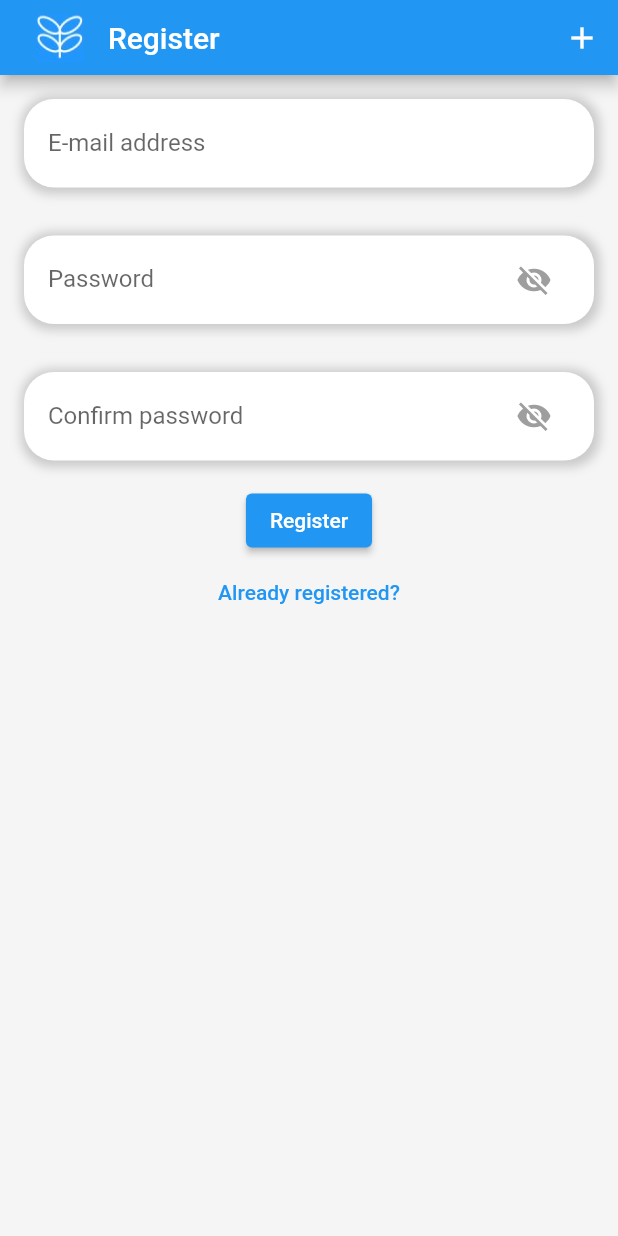
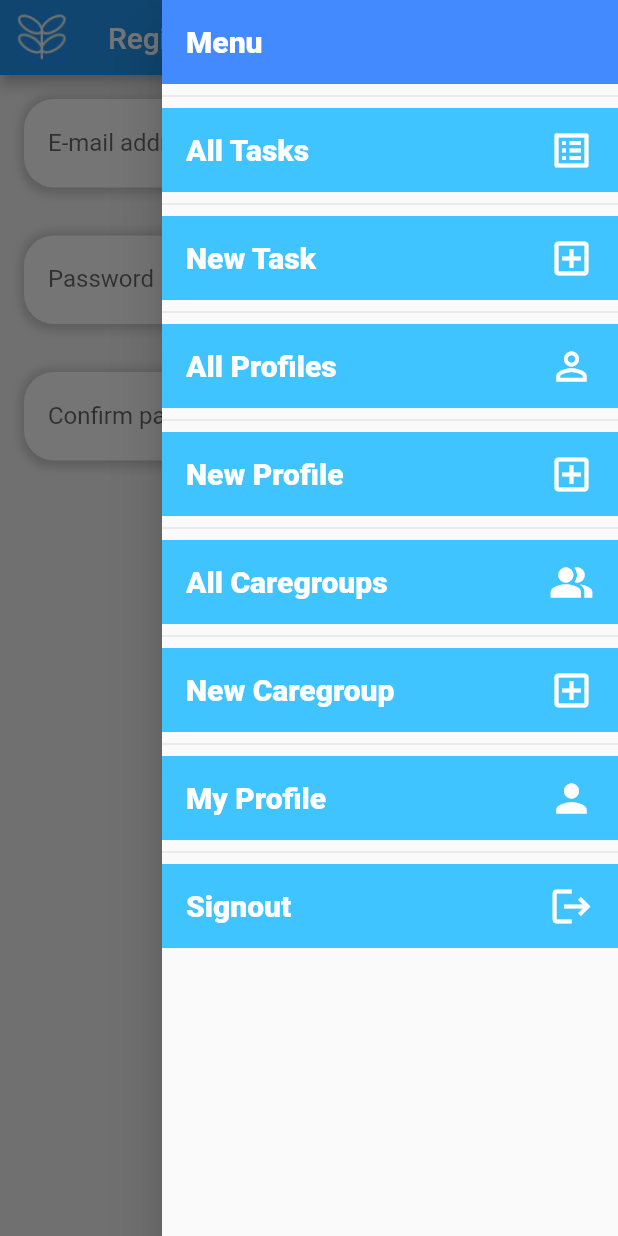
Before and after one commit to emilysmithson/careshare, a Flutter app: the screen it shows after launch, with the side drawer open (before the commit the screen has no drawer), on a phone screen of 412 x 824 dp. Run offline on Flutter 3.47's test engine with Material 2 defaults, Android fonts, the light colour scheme and no system bars; our stand-ins replace dartz, firebase_auth, firebase_core, firebase_database, image_picker; accounts and stored records are empty.

Commit message:
Menu Bar

```diff
--- a/lib/authentication/presenter/authentication_page.dart
+++ b/lib/authentication/presenter/authentication_page.dart
@@ -1,4 +1,5 @@
 import 'package:careshare/widgets/custom_app_bar.dart';
+import 'package:careshare/widgets/custom_drawer.dart';
 import 'package:flutter/material.dart';
 
 import '../../widgets/custom_form_field.dart';
@@ -16,6 +17,7 @@ class AuthenticationPage extends StatelessWidget {
         return Scaffold(
           backgroundColor: Colors.grey.shade100,
           appBar: CustomAppBar('Register'),
+          endDrawer: CustomDrawer(),
           body: SafeArea(
             child: Center(
               child: Form(
--- a/lib/caregroup_manager/presenter/caregroup_entered_screen.dart
+++ b/lib/caregroup_manager/presenter/caregroup_entered_screen.dart
@@ -1,4 +1,5 @@
 import 'package:careshare/widgets/custom_app_bar.dart';
+import 'package:careshare/widgets/custom_drawer.dart';
 import 'package:flutter/material.dart';
 
 import 'caregroup_widgets/caregroup_job_summary_widget.dart';
@@ -15,6 +16,7 @@ class CaregroupEnteredScreen extends StatelessWidget {
   Widget build(BuildContext context) {
     return Scaffold(
       appBar: CustomAppBar('Caregroup Created'),
+      endDrawer: CustomDrawer(),
       body: Column(
         children: [
           CaregroupJobSummaryWidget(
--- a/lib/caregroup_manager/presenter/create_caregroup_screen.dart
+++ b/lib/caregroup_manager/presenter/create_caregroup_screen.dart
@@ -1,4 +1,5 @@
 import 'package:careshare/widgets/custom_app_bar.dart';
+import 'package:careshare/widgets/custom_drawer.dart';
 import 'package:flutter/material.dart';
 
 import '../../widgets/custom_form_field.dart';
@@ -32,6 +33,7 @@ class _CreateCaregroupScreenState extends State<CreateCaregroupScreen> {
     return Scaffold(
       backgroundColor: Colors.grey.shade100,
       appBar: CustomAppBar('Create A New Caregroup'),
+      endDrawer: CustomDrawer(),
       body: SafeArea(
         child: Center(
           child: Form(
--- a/lib/caregroup_manager/presenter/edit_caregroup_screen.dart
+++ b/lib/caregroup_manager/presenter/edit_caregroup_screen.dart
@@ -1,4 +1,5 @@
 import 'package:careshare/widgets/custom_app_bar.dart';
+import 'package:careshare/widgets/custom_drawer.dart';
 import 'package:flutter/material.dart';
 
 import '../../widgets/custom_form_field.dart';
@@ -32,7 +33,7 @@ class _CreateOrEditACaregroupScreenState extends State<CreateOrEditACaregroupScr
     return Scaffold(
       backgroundColor: Colors.grey.shade100,
       appBar: CustomAppBar(controller.isCreateCaregroup ? 'Create a New Caregroup' : 'Edit a Caregroup'),
-
+      endDrawer: CustomDrawer(),
       body: SafeArea(
         child: Center(
           child: Form(
--- a/lib/caregroup_manager/presenter/view_all_caregroups_screen.dart
+++ b/lib/caregroup_manager/presenter/view_all_caregroups_screen.dart
@@ -1,4 +1,5 @@
 import 'package:careshare/widgets/custom_app_bar.dart';
+import 'package:careshare/widgets/custom_drawer.dart';
 import 'package:flutter/material.dart';
 import 'caregroup_widgets/caregroup_job_summary_widget.dart';
 import '../domain/models/caregroup.dart';
@@ -25,6 +26,7 @@ class _ViewAllCaregroupsScreenState extends State<ViewAllCaregroupsScreen> {
   Widget build(BuildContext context) {
     return Scaffold(
       appBar: CustomAppBar('All Caregroups'),
+      endDrawer: CustomDrawer(),
       body: ValueListenableBuilder(
         valueListenable: controller.status,
         builder: (context, status, _) {
--- a/lib/caregroup_manager/presenter/view_my_caregroup_page.dart
+++ b/lib/caregroup_manager/presenter/view_my_caregroup_page.dart
@@ -1,5 +1,6 @@
 import 'package:careshare/caregroup_manager/presenter/view_my_caregroup_controller.dart';
 import 'package:careshare/widgets/custom_app_bar.dart';
+import 'package:careshare/widgets/custom_drawer.dart';
 import 'package:careshare/widgets/custom_form_field.dart';
 import 'package:flutter/material.dart';
 
@@ -18,6 +19,7 @@ class _ViewMyCaregroupPageState extends State<ViewMyCaregroupPage> {
   Widget build(BuildContext context) {
     return Scaffold(
       appBar: CustomAppBar('My Caregroup'),
+      endDrawer: CustomDrawer(),
       body: Column(
         children: [
           CustomFormField(
--- a/lib/profile_manager/presenter/create_profile_screen.dart
+++ b/lib/profile_manager/presenter/create_profile_screen.dart
@@ -1,4 +1,5 @@
 import 'package:careshare/widgets/custom_app_bar.dart';
+import 'package:careshare/widgets/custom_drawer.dart';
 import 'package:flutter/material.dart';
 
 import '../../widgets/custom_form_field.dart';
@@ -32,6 +33,7 @@ class _CreateProfileScreenState extends State<CreateProfileScreen> {
     return Scaffold(
       backgroundColor: Colors.grey.shade100,
       appBar: CustomAppBar('Create A New Profile'),
+      endDrawer: CustomDrawer(),
       body: SafeArea(
         child: Center(
           child: Form(
--- a/lib/profile_manager/presenter/edit_profile_screen.dart
+++ b/lib/profile_manager/presenter/edit_profile_screen.dart
@@ -1,4 +1,5 @@
 import 'package:careshare/widgets/custom_app_bar.dart';
+import 'package:careshare/widgets/custom_drawer.dart';
 import 'package:flutter/material.dart';
 
 import '../../widgets/custom_form_field.dart';
@@ -32,7 +33,7 @@ class _EditProfileScreenState extends State<EditProfileScreen> {
     return Scaffold(
       backgroundColor: Colors.grey.shade100,
       appBar: CustomAppBar(controller.isCreateProfile ? 'Create a New Profile' : 'Edit a Profile'),
-
+      endDrawer: CustomDrawer(),
       body: SafeArea(
         child: Center(
           child: Form(
--- a/lib/profile_manager/presenter/profile_entered_screen.dart
+++ b/lib/profile_manager/presenter/profile_entered_screen.dart
@@ -1,4 +1,5 @@
 import 'package:careshare/widgets/custom_app_bar.dart';
+import 'package:careshare/widgets/custom_drawer.dart';
 import 'package:flutter/material.dart';
 
 import 'profile_widgets/profile_job_summary_widget.dart';
@@ -15,7 +16,7 @@ class ProfileEnteredScreen extends StatelessWidget {
   Widget build(BuildContext context) {
     return Scaffold(
       appBar: CustomAppBar('New Profile Created'),
-
+      endDrawer: CustomDrawer(),
       body: Column(
         children: [
           ProfileJobSummaryWidget(
--- a/lib/profile_manager/presenter/view_all_profiles_screen.dart
+++ b/lib/profile_manager/presenter/view_all_profiles_screen.dart
@@ -1,4 +1,5 @@
 import 'package:careshare/widgets/custom_app_bar.dart';
+import 'package:careshare/widgets/custom_drawer.dart';
 import 'package:flutter/material.dart';
 import 'profile_widgets/profile_job_summary_widget.dart';
 import '../domain/models/profile.dart';
@@ -25,6 +26,7 @@ class _ViewAllProfilesScreenState extends State<ViewAllProfilesScreen> {
   Widget build(BuildContext context) {
     return Scaffold(
       appBar: CustomAppBar('All Profiles'),
+      endDrawer: CustomDrawer(),
       body: ValueListenableBuilder(
         valueListenable: controller.status,
         builder: (context, status, _) {
--- a/lib/profile_manager/presenter/view_my_profile_page.dart
+++ b/lib/profile_manager/presenter/view_my_profile_page.dart
@@ -1,5 +1,6 @@
 import 'package:careshare/profile_manager/presenter/view_my_profile_controller.dart';
 import 'package:careshare/widgets/custom_app_bar.dart';
+import 'package:careshare/widgets/custom_drawer.dart';
 import 'package:careshare/widgets/custom_form_field.dart';
 import 'package:flutter/material.dart';
 
@@ -18,6 +19,7 @@ class _ViewMyProfilePageState extends State<ViewMyProfilePage> {
   Widget build(BuildContext context) {
     return Scaffold(
       appBar: CustomAppBar('My Profile'),
+      endDrawer: CustomDrawer(),
       body: Column(
         children: [
           CustomFormField(
--- a/lib/task_manager/presenter/accept_a_task_screen.dart
+++ b/lib/task_manager/presenter/accept_a_task_screen.dart
@@ -1,4 +1,5 @@
 import 'package:careshare/widgets/custom_app_bar.dart';
+import 'package:careshare/widgets/custom_drawer.dart';
 import 'package:careshare/widgets/item_widget.dart';
 
 import 'package:flutter/material.dart';
@@ -38,6 +39,7 @@ class _AcceptATaskScreenState extends State<AcceptATaskScreen> {
     return Scaffold(
       backgroundColor: Colors.grey.shade100,
       appBar: CustomAppBar('Accept a Task'),
+      endDrawer: CustomDrawer(),
       body: SafeArea(
           child: Form(
             key: controller.formKey,
--- a/lib/task_manager/presenter/create_or_edit_task_screen.dart
+++ b/lib/task_manager/presenter/create_or_edit_task_screen.dart
@@ -1,5 +1,6 @@
 import 'package:careshare/task_manager/presenter/task_widgets/select_caregroup.dart';
 import 'package:careshare/widgets/custom_app_bar.dart';
+import 'package:careshare/widgets/custom_drawer.dart';
 
 import '../domain/models/priority.dart';
 import 'package:flutter/material.dart';
@@ -46,7 +47,7 @@ class _CreateOrEditATaskScreenState extends State<CreateOrEditATaskScreen> {
     return Scaffold(
       backgroundColor: Colors.grey.shade100,
       appBar: CustomAppBar(controller.isCreateTask ? 'Create a New Task' : 'Edit a Task'),
-
+      endDrawer: CustomDrawer(),
       body: SafeArea(
         child: Center(
           child: Form(
--- a/lib/task_manager/presenter/task_entered_screen.dart
+++ b/lib/task_manager/presenter/task_entered_screen.dart
@@ -1,4 +1,5 @@
 import 'package:careshare/widgets/custom_app_bar.dart';
+import 'package:careshare/widgets/custom_drawer.dart';
 import 'package:flutter/material.dart';
 
 import 'task_widgets/task_summary_widget.dart';
@@ -14,7 +15,7 @@ class TaskEnteredScreen extends StatelessWidget {
   Widget build(BuildContext context) {
     return Scaffold(
       appBar: CustomAppBar('Thank you for entering a task'),
-
+      endDrawer: CustomDrawer(),
       body: Column(
         children: [
           TaskSummaryWidget(
--- a/lib/task_manager/presenter/view_a_task_screen.dart
+++ b/lib/task_manager/presenter/view_a_task_screen.dart
@@ -1,4 +1,5 @@
 import 'package:careshare/style/style.dart';
+import 'package:careshare/widgets/custom_drawer.dart';
 import 'package:careshare/widgets/item_widget.dart';
 
 import 'package:flutter/material.dart';
@@ -37,6 +38,7 @@ class _ViewATaskScreenState extends State<ViewATaskScreen> {
     return Scaffold(
       backgroundColor: Colors.grey.shade100,
       appBar: CustomAppBar('Task Details'),
+      endDrawer: CustomDrawer(),
       body: Container(
         margin: const EdgeInsets.all(16),
         padding: const EdgeInsets.all(16),
--- a/lib/task_manager/presenter/view_all_tasks_screen.dart
+++ b/lib/task_manager/presenter/view_all_tasks_screen.dart
@@ -1,3 +1,4 @@
+import 'package:careshare/widgets/custom_drawer.dart';
 import 'package:flutter/material.dart';
 import 'task_widgets/task_summary_widget.dart';
 import '../domain/models/task.dart';
@@ -26,6 +27,7 @@ class _ViewAllTasksScreenState extends State<ViewAllTasksScreen> {
   Widget build(BuildContext context) {
     return Scaffold(
       appBar: CustomAppBar('All Tasks'),
+      endDrawer: CustomDrawer(),
       // appBar: AppBar(
       //   title: const Text('All Tasks'),
       //   actions: [
--- a/lib/widgets/custom_app_bar.dart
+++ b/lib/widgets/custom_app_bar.dart
@@ -25,13 +25,8 @@ class CustomAppBar extends StatelessWidget with PreferredSizeWidget {
     // );
 
     return AppBar(
-      automaticallyImplyLeading: false,
 
-      title: Row(
-        mainAxisAlignment: MainAxisAlignment.start,
-        children: [
-
-          IconButton(
+      leading: IconButton(
         icon: Image.asset('images/CareShareLogo50.jpg'),
         onPressed: () {
           Navigator.push(
@@ -43,26 +38,8 @@ class CustomAppBar extends StatelessWidget with PreferredSizeWidget {
         },
       ),
 
+      title: Text(title),
 
-          Container(
-              padding: const EdgeInsets.all(8.0),
-              child: Text(title)
-          ),
-
-        ],
-      ),
-      actions: <Widget>[
-        IconButton(
-            onPressed: () {
-              Navigator.push(
-                context,
-                MaterialPageRoute(
-                  builder: (context) => const CreateOrEditATaskScreen(),
-                ),
-              );
-            },
-            icon: const Icon(Icons.add))
-      ],
     );
 
 
--- /dev/null
+++ b/lib/widgets/custom_drawer.dart
@@ -0,0 +1,189 @@
+import 'package:careshare/caregroup_manager/presenter/create_caregroup_screen.dart';
+import 'package:careshare/caregroup_manager/presenter/view_all_caregroups_screen.dart';
+import 'package:careshare/profile_manager/presenter/create_profile_screen.dart';
+import 'package:careshare/profile_manager/presenter/view_all_profiles_screen.dart';
+import 'package:careshare/profile_manager/presenter/view_my_profile_page.dart';
+import 'package:careshare/task_manager/presenter/create_or_edit_task_screen.dart';
+import 'package:careshare/task_manager/presenter/view_all_tasks_screen.dart';
+import 'package:flutter/material.dart';
+import 'package:firebase_auth/firebase_auth.dart';
+
+import '../main.dart';
+
+
+class CustomDrawer extends StatelessWidget with PreferredSizeWidget {
+  @override
+  final Size preferredSize;
+
+
+  CustomDrawer({ Key? key,}) : preferredSize = Size.fromHeight(50.0),super(key: key);
+
+  @override
+  Widget build(BuildContext context) {
+
+    return Drawer(
+
+      child: ListView(
+        children:  [
+          const ListTile(
+            tileColor: Colors.blueAccent,
+            title: Text('Menu',
+              style: TextStyle(
+                fontSize: 20.0,
+                fontWeight: FontWeight.w800,
+                color: Colors.white,
+              ),
+            ),
+          ),
+
+          Divider(),
+
+          ListTile(
+            tileColor: Colors.lightBlueAccent,
+            title: Text('All Tasks',
+              style: TextStyle(fontSize: 20.0,fontWeight: FontWeight.w800,color: Colors.white,),
+            ),
+            trailing: Icon(Icons.list_alt, size: 30, color: Colors.white,),
+            onTap: () {
+              Navigator.push(
+                context,
+                MaterialPageRoute(
+                  builder: (context) => ViewAllTasksScreen(),
+                ),
+              );
+            },
+          ),
+
+          Divider(),
+
+          ListTile(
+            tileColor: Colors.lightBlueAccent,
+            title: Text('New Task',
+              style: TextStyle(fontSize: 20.0,fontWeight: FontWeight.w800,color: Colors.white,),
+            ),
+            trailing: Icon(Icons.add_box_outlined, size: 30, color: Colors.white,),
+            onTap: () {
+              Navigator.push(
+                context,
+                MaterialPageRoute(
+                  builder: (context) => CreateOrEditATaskScreen(),
+                ),
+              );
+            },
+          ),
+
+          Divider(),
+
+          ListTile(
+            tileColor: Colors.lightBlueAccent,
+            title: Text('All Profiles',
+              style: TextStyle(fontSize: 20.0,fontWeight: FontWeight.w800,color: Colors.white,),
+            ),
+            trailing: Icon(Icons.person_outline, size: 30, color: Colors.white,),
+            onTap: () {
+              Navigator.push(
+                context,
+                MaterialPageRoute(
+                  builder: (context) => ViewAllProfilesScreen(),
+                ),
+              );
+            },
+          ),
+
+          Divider(),
+
+          ListTile(
+            tileColor: Colors.lightBlueAccent,
+            title: Text('New Profile',
+              style: TextStyle(fontSize: 20.0,fontWeight: FontWeight.w800,color: Colors.white,),
+            ),
+            trailing: Icon(Icons.add_box_outlined, size: 30, color: Colors.white,),
+            onTap: () {
+              Navigator.push(
+                context,
+                MaterialPageRoute(
+                  builder: (context) => CreateProfileScreen(),
+                ),
+              );
+            },
+          ),
+
+          Divider(),
+
+          ListTile(
+            tileColor: Colors.lightBlueAccent,
+            title: Text('All Caregroups',
+              style: TextStyle(fontSize: 20.0,fontWeight: FontWeight.w800,color: Colors.white,),
+            ),
+            trailing: Icon(Icons.people_alt, size: 30, color: Colors.white,),
+            onTap: () {
+              Navigator.push(
+                context,
+                MaterialPageRoute(
+                  builder: (context) => ViewAllCaregroupsScreen(),
+                ),
+              );
+            },
+          ),
+
+          Divider(),
+
+          ListTile(
+            tileColor: Colors.lightBlueAccent,
+            title: Text('New Caregroup',
+              style: TextStyle(fontSize: 20.0,fontWeight: FontWeight.w800,color: Colors.white,),
+            ),
+            trailing: Icon(Icons.add_box_outlined, size: 30, color: Colors.white,),
+            onTap: () {
+              Navigator.push(
+                context,
+                MaterialPageRoute(
+                  builder: (context) => CreateCaregroupScreen(),
+                ),
+              );
+            },
+          ),
+
+          Divider(),
+
+          ListTile(
+            tileColor: Colors.lightBlueAccent,
+            title: Text('My Profile',
+              style: TextStyle(fontSize: 20.0,fontWeight: FontWeight.w800,color: Colors.white,),
+            ),
+            trailing: Icon(Icons.person, size: 30, color: Colors.white,),
+            onTap: () {
+              Navigator.push(
+                context,
+                MaterialPageRoute(
+                  builder: (context) => ViewMyProfilePage(),
+                ),
+              );
+            },
+          ),
+
+          Divider(),
+
+          ListTile(
+            tileColor: Colors.lightBlueAccent,
+            title: Text('Signout',
+              style: TextStyle(fontSize: 20.0,fontWeight: FontWeight.w800,color: Colors.white,),
+            ),
+            trailing: Icon(Icons.logout, size: 30, color: Colors.white,),
+            onTap: () {
+              FirebaseAuth.instance.signOut();
+            Navigator.push(
+              context,
+              MaterialPageRoute(
+                builder: (context) => const App(),
+              ),
+
+              );
+            },
+          ),
+        ],
+      ),
+    );
+
+  }
+}
```
Also changed, not shown: lib/home_page/presenter/home_page.dart (+104 -96 lines). Lines whose indentation alone changed are shown as unchanged.
